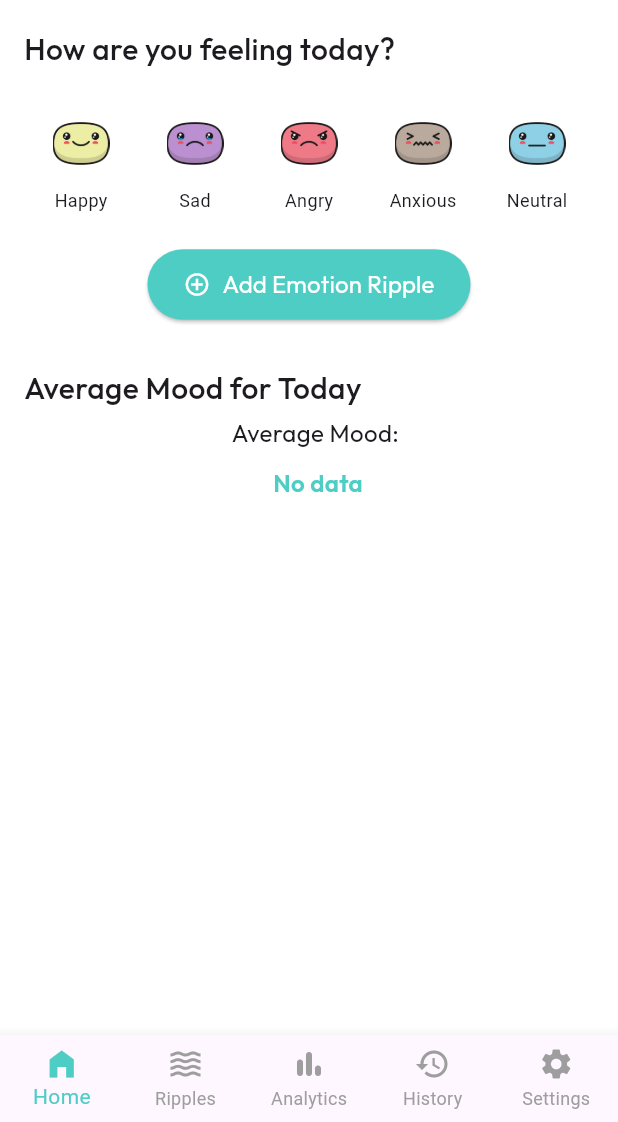
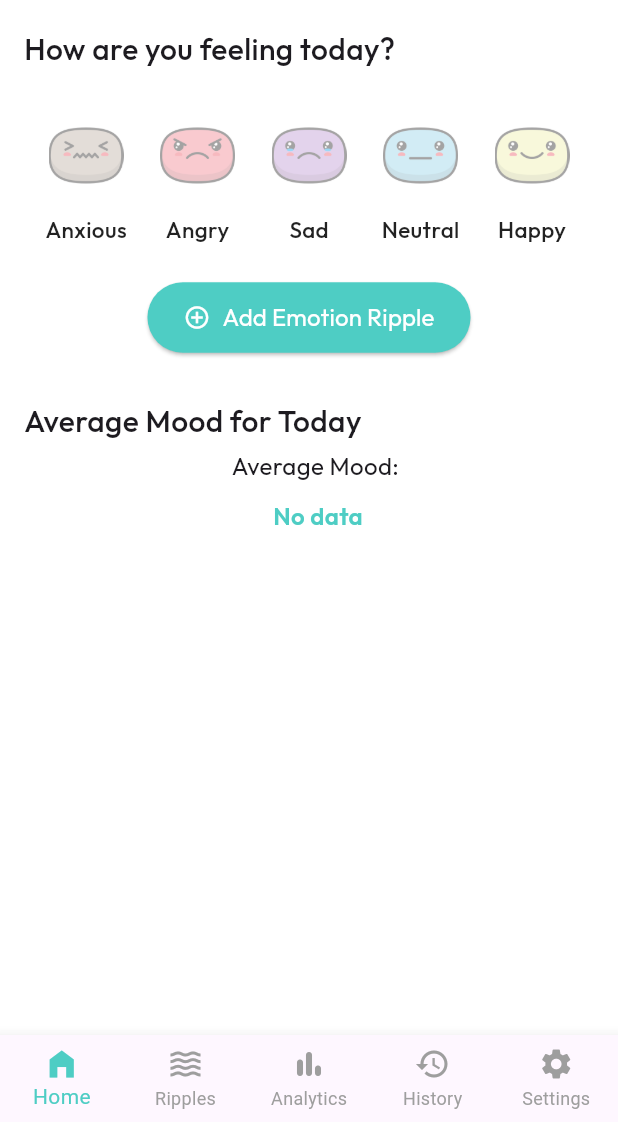
Before and after one commit to ChathraNavoda/Mentro, a Flutter app: the screen it shows once a user with an empty profile is signed in, on a phone screen of 412 x 824 dp, the part 114-1236 px from its top. Run offline on Flutter 3.47's test engine with Material 3 defaults, Android fonts, the light colour scheme and no system bars; our stand-ins replace cloud_firestore, confetti, firebase_auth, firebase_core, firebase_messaging, fl_chart and 11 more; missing offline and left inert: simple_ripple_animation; accounts and stored records are empty; network calls fail.

Commit message:
conditional navigation for avg mood tasks

```diff
--- a/lib/presentation/screens/home/home_screen.dart
+++ b/lib/presentation/screens/home/home_screen.dart
@@ -5,8 +5,11 @@ import 'package:flutter_local_notifications/flutter_local_notifications.dart';
 import 'package:google_fonts/google_fonts.dart';
 import 'package:mentro/main.dart';
 import 'package:mentro/presentation/screens/home/add_ripple_screen.dart';
+import 'package:mentro/presentation/screens/home/emotions/angry_screen.dart';
 import 'package:mentro/presentation/screens/home/emotions/anxious_screen.dart';
 import 'package:mentro/presentation/screens/home/emotions/happy_screen.dart';
+import 'package:mentro/presentation/screens/home/emotions/neutral_screen.dart';
+import 'package:mentro/presentation/screens/home/emotions/sad_screen.dart';
 import 'package:shared_preferences/shared_preferences.dart';
 import 'package:timezone/data/latest.dart';
 import 'package:timezone/timezone.dart';
@@ -363,6 +366,23 @@ class _HomeScreenState extends State<HomeScreen> with RouteAware {
     );
   }
 
+  Color _getRippleColor(String emotion) {
+    switch (emotion.toLowerCase()) {
+      case 'happy':
+        return const Color(0xFFEDEEA5);
+      case 'sad':
+        return const Color(0xFFBA90D0);
+      case 'angry':
+        return const Color(0xFFEF7A87);
+      case 'anxious':
+        return const Color(0xFFB9AA9D);
+      case 'neutral':
+        return const Color(0xFF8ECFE6);
+      default:
+        return const Color(0xFF4ECDC4); // fallback color
+    }
+  }
+
   @override
   Widget build(BuildContext context) {
     return Scaffold(
@@ -516,54 +536,106 @@ class _HomeScreenState extends State<HomeScreen> with RouteAware {
     );
   }
 
+  void _navigateToEmotionScreen(String emotion) {
+    Widget? targetScreen;
+
+    switch (emotion) {
+      case 'anxious':
+        targetScreen = AnxiousScreen();
+        break;
+      case 'sad':
+        targetScreen = SadScreen();
+        break;
+      case 'angry':
+        targetScreen = AngryScreen();
+        break;
+      case 'happy':
+        targetScreen = HappyScreen();
+        break;
+      case 'neutral':
+        targetScreen = NeutralScreen();
+        break;
+      default:
+        targetScreen = null;
+    }
+
+    if (targetScreen != null) {
+      Navigator.push(
+        context,
+        MaterialPageRoute(builder: (context) => targetScreen!),
+      );
+    } else {
+      ScaffoldMessenger.of(context).showSnackBar(
+        SnackBar(content: Text('No screen for $emotion yet.')),
+      );
+    }
+  }
+
   Widget _buildEmotionPicker() {
-    final List<Map<String, dynamic>> emotions = [
-      {'name': 'Happy', 'image': 'assets/images/happy.png'},
-      {'name': 'Sad', 'image': 'assets/images/sad.png'},
-      {'name': 'Angry', 'image': 'assets/images/angry.png'},
-      {'name': 'Anxious', 'image': 'assets/images/anxious.png'},
-      {'name': 'Neutral', 'image': 'assets/images/neutral.png'},
+    final selectedMood = getSuggestionMood(averageMood);
+
+    final List<String> allEmotions = [
+      'anxious',
+      'angry',
+      'sad',
+      'neutral',
+      'happy'
     ];
 
     return Row(
-      mainAxisAlignment: MainAxisAlignment.spaceAround,
-      children: emotions.map((emotion) {
-        return GestureDetector(
-          onTap: () {
-            // Navigate to emotion screen based on emotion['name']
-            if (emotion['name'].toLowerCase() == 'anxious') {
-              Navigator.push(
-                context,
-                MaterialPageRoute(builder: (_) => AnxiousScreen()),
-              );
-            }
-            // Add other emotion screens similarly here
-            else if (emotion['name'].toLowerCase() == 'happy') {
-              Navigator.push(
-                context,
-                MaterialPageRoute(builder: (_) => HappyScreen()),
-              );
-            }
-            // Add SadScreen, AngryScreen, NeutralScreen etc
-          },
-          child: Column(
-            children: [
-              Container(
-                height: 50,
-                width: 50,
-                padding: const EdgeInsets.all(6),
-                child: Image.asset(
-                  emotion['image'],
-                  fit: BoxFit.contain,
+      mainAxisAlignment: MainAxisAlignment.spaceEvenly,
+      children: allEmotions.map((emotion) {
+        final isSelected = emotion == selectedMood;
+        final rippleColor = _getRippleColor(emotion);
+
+        return Column(
+          mainAxisSize: MainAxisSize.min,
+          children: [
+            Material(
+              color: Colors.transparent,
+              child: InkWell(
+                borderRadius: BorderRadius.circular(100),
+                splashColor: rippleColor.withOpacity(0.4),
+                onTap:
+                    isSelected ? () => _navigateToEmotionScreen(emotion) : null,
+                child: AnimatedContainer(
+                  duration: const Duration(milliseconds: 300),
+                  padding: const EdgeInsets.all(8),
+                  decoration: BoxDecoration(
+                    shape: BoxShape.circle,
+                    boxShadow: isSelected
+                        ? [
+                            BoxShadow(
+                              color: rippleColor.withOpacity(0.6),
+                              spreadRadius: 4,
+                              blurRadius: 10,
+                            )
+                          ]
+                        : [],
+                  ),
+                  child: Opacity(
+                    opacity: isSelected ? 1.0 : 0.4,
+                    child: buildMoodImage(emotion, size: 50),
+                  ),
                 ),
               ),
-              const SizedBox(height: 4),
-              Text(
-                emotion['name'],
-                style: const TextStyle(fontSize: 12),
+            ),
+            const SizedBox(height: 6),
+            Text(
+              emotion[0].toUpperCase() + emotion.substring(1),
+              // style: TextStyle(
+              //   fontSize: 12,
+              //   fontWeight: FontWeight.w500,
+              //   color: isSelected ? rippleColor : Colors.grey,
+              // ),
+
+              style: GoogleFonts.outfit(
+                fontSize: 15,
+                color: isSelected ? rippleColor : Colors.black87,
+                fontWeight: FontWeight.w500,
               ),
-            ],
-          ),
+            ),
+          ],
         );
       }).toList(),
     );
```
Also changed, not shown: lib/presentation/screens/home/emotions/angry_screen.dart (added, +10 -0 lines), lib/presentation/screens/home/emotions/neutral_screen.dart (added, +10 -0 lines), lib/presentation/screens/home/emotions/sad_screen.dart (added, +10 -0 lines).
